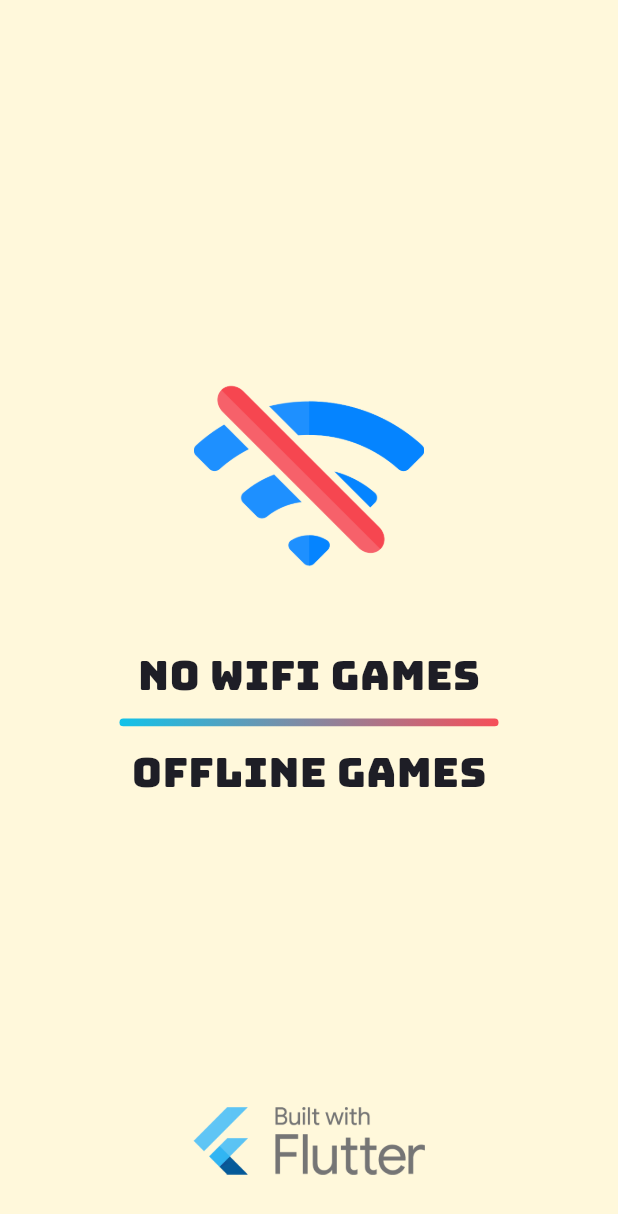
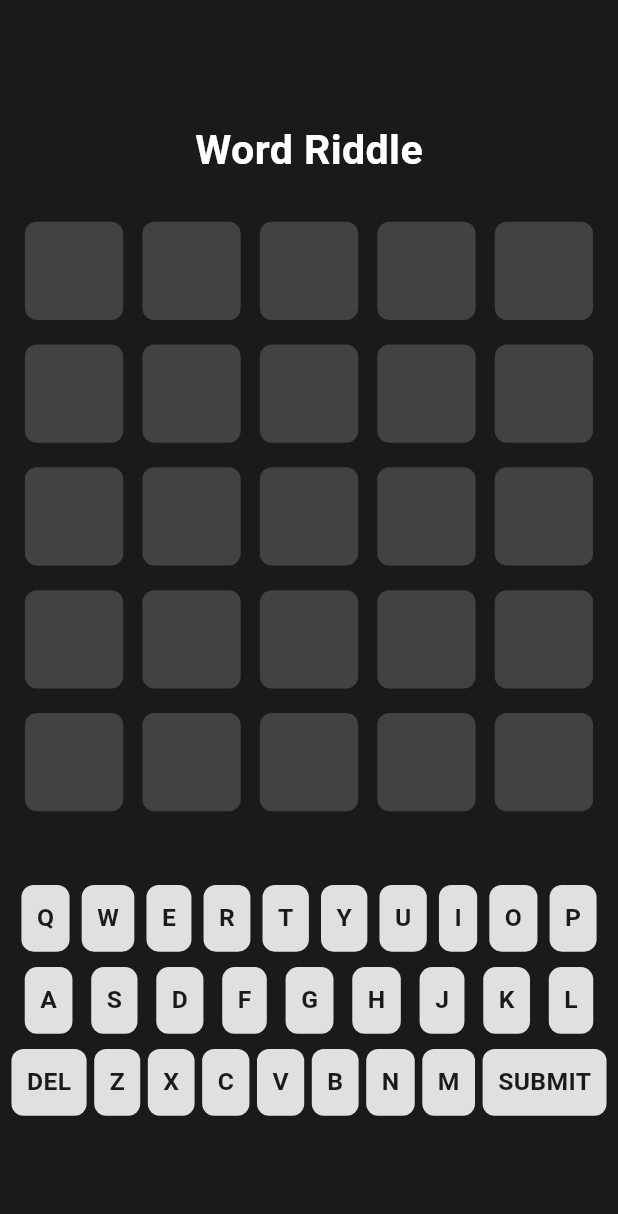
Before and after one commit to Ruthishkumar/Snake_Game_App, a Flutter app: the first screen one second after launch, on a phone screen of 412 x 824 dp. Shown: the top 1214 px of the screen. Run offline on Flutter 3.47's test engine with Material 3 defaults, Android fonts, the phone set to English and light mode, and no system bars; our stand-ins replace animated_toggle_switch, audioplayers, flip_card, flutter_screenutil, flutter_svg, fluttertoast and 6 more; missing offline and left inert: segmented_button_slide; Roboto replaces fonts that are missing (Aboreto, Ubuntu).

Commit message:
10th Done

```diff
--- a/lib/main.dart
+++ b/lib/main.dart
@@ -1,5 +1,5 @@
-import 'package:arcade_game/view/game_splash_screen.dart';
 import 'package:arcade_game/view/number_guessing_game/number_screen_provider/number_screen_provider.dart';
+import 'package:arcade_game/view/word_game/screens/word_game_play_screen.dart';
 import 'package:flutter/material.dart';
 import 'package:flutter_screenutil/flutter_screenutil.dart';
 import 'package:provider/provider.dart';
@@ -25,7 +25,7 @@ class MyApp extends StatelessWidget {
           title: 'Offline Arcade Game',
           debugShowCheckedModeBanner: false,
           theme: ThemeData(primarySwatch: Colors.blue),
-          home: const GameSplashScreen(),
+          home: const GameScreen(),
         );
       },
     );
--- a/lib/utils/styles/app_colors.dart
+++ b/lib/utils/styles/app_colors.dart
@@ -26,4 +26,6 @@ class AppColors {
 
   static const mathGamePrimaryColor = Color(0xff161D6F);
   static const mathGameSecondaryColor = Color(0xff4B5945);
+
+  static const wordRiddleBgColor = Color(0xff1A1A19);
 }
--- a/lib/utils/styles/app_styles.dart
+++ b/lib/utils/styles/app_styles.dart
@@ -199,4 +199,22 @@ class AppStyles {
         fontStyle: FontStyle.normal,
         color: AppColors.primaryTextColor);
   }
+
+  TextStyle? wordRiddleWhiteFontStyles(
+      {required double fontSize, required FontWeight fontWeight}) {
+    return GoogleFonts.aboreto(
+        fontSize: fontSize,
+        fontWeight: fontWeight,
+        fontStyle: FontStyle.normal,
+        color: AppColors.appWhiteTextColor);
+  }
+
+  TextStyle? wordRiddleUbuntuFontStyles(
+      {required double fontSize, required FontWeight fontWeight}) {
+    return GoogleFonts.ubuntu(
+        fontSize: fontSize,
+        fontWeight: fontWeight,
+        fontStyle: FontStyle.normal,
+        color: AppColors.wordRiddleBgColor);
+  }
 }
--- /dev/null
+++ b/lib/view/word_game/model/word_game_model.dart
@@ -0,0 +1,52 @@
+import 'dart:developer' as dev;
+import 'dart:math';
+
+import 'package:arcade_game/view/word_game/model/word_letter_model.dart';
+
+class WordGameModel {
+  int rowId = 0;
+  int letterId = 0;
+  static String gameMessage = "";
+  static String gameGuess = "";
+  static List<String> gameWordList = [
+    "world",
+    "fight",
+    "brain",
+    "plane",
+    "earth",
+    "robot",
+  ];
+  static bool gameOver = false;
+  //setting the game row
+  static List<WordLetterModel> wordGameRow = List.generate(
+    5,
+    (index) => WordLetterModel("", 0),
+  );
+
+  /// Setting the gameBoard
+  List<List<WordLetterModel>> wordBoard = List.generate(
+      5, (index) => List.generate(5, (index) => WordLetterModel("", 0)));
+
+  /// Setting the Game Function
+  void passTry() {
+    rowId++;
+    letterId = 0;
+  }
+
+  static void initGame() {
+    final random = Random();
+    int index = random.nextInt(gameWordList.length);
+    gameGuess = 'plane'.toUpperCase();
+    dev.log('Init Game Guess ${gameGuess}');
+  }
+
+  /// Setting the game insertion
+  void insertWord(index, word) {
+    wordBoard[rowId][index] = word;
+  }
+
+  /// checking world
+  bool checkWordExist(String word) {
+    return gameWordList.contains(word);
+  }
+}
--- /dev/null
+++ b/lib/view/word_game/model/word_letter_model.dart
@@ -0,0 +1,6 @@
+class WordLetterModel {
+  String? letter;
+  int code = 0;
+
+  WordLetterModel(this.letter, this.code);
+}
--- /dev/null
+++ b/lib/view/word_game/screens/word_game_play_screen.dart
@@ -0,0 +1,45 @@
+import 'package:arcade_game/utils/app_screen_container.dart';
+import 'package:arcade_game/utils/styles/app_colors.dart';
+import 'package:arcade_game/utils/styles/app_styles.dart';
+import 'package:arcade_game/view/word_game/model/word_game_model.dart';
+import 'package:arcade_game/view/word_game/widgets/game_keyboard_widget.dart';
+import 'package:flutter/material.dart';
+import 'package:flutter_screenutil/flutter_screenutil.dart';
+
+class GameScreen extends StatefulWidget {
+  const GameScreen({Key? key}) : super(key: key);
+
+  @override
+  State<GameScreen> createState() => _GameScreenState();
+}
+
+class _GameScreenState extends State<GameScreen> {
+  WordGameModel wordGameModel = WordGameModel();
+  String word = "";
+
+  @override
+  void initState() {
+    super.initState();
+    WordGameModel.initGame();
+  }
+
+  @override
+  Widget build(BuildContext context) {
+    return AppScreenContainer(
+      appBackGroundColor: AppColors.wordRiddleBgColor,
+      bodyWidget: Column(
+        mainAxisAlignment: MainAxisAlignment.center,
+        crossAxisAlignment: CrossAxisAlignment.center,
+        children: [
+          Text("Word Riddle",
+              style: AppStyles.instance.wordRiddleWhiteFontStyles(
+                fontSize: 25.sp,
+                fontWeight: FontWeight.w700,
+              )),
+          SizedBox(height: 20.h),
+          GameKeyBoardWidget(game: wordGameModel),
+        ],
+      ),
+    );
+  }
+}
--- /dev/null
+++ b/lib/view/word_game/widgets/game_board_widget.dart
@@ -0,0 +1,55 @@
+import 'package:arcade_game/view/word_game/model/word_game_model.dart';
+import 'package:flutter/material.dart';
+import 'package:flutter_screenutil/flutter_screenutil.dart';
+import 'package:google_fonts/google_fonts.dart';
+
+class GameBoardWidget extends StatefulWidget {
+  final WordGameModel game;
+  const GameBoardWidget(this.game, {Key? key}) : super(key: key);
+
+  @override
+  State<GameBoardWidget> createState() => _GameBoardWidgetState();
+}
+
+class _GameBoardWidgetState extends State<GameBoardWidget> {
+  @override
+  Widget build(BuildContext context) {
+    return Container(
+      padding: EdgeInsets.symmetric(horizontal: 10.r),
+      child: Column(
+        children: widget.game.wordBoard
+            .map((e) => Row(
+                  mainAxisAlignment: MainAxisAlignment.spaceAround,
+                  children: e
+                      .map((e) => Container(
+                            padding: EdgeInsets.all(16.r),
+                            width: 64.0.h,
+                            height: 64.0.h,
+                            margin: EdgeInsets.symmetric(vertical: 8.r),
+                            decoration: BoxDecoration(
+                              borderRadius: BorderRadius.circular(8.0),
+                              color: e.code == 0
+                                  ? Colors.grey.shade800
+                                  : e.code == 1
+                                      ? Colors.green.shade400
+                                      : Colors.amber.shade400,
+                            ),
+                            child: Center(
+                                child: Text(
+                              e.letter!,
+                              textAlign: TextAlign.center,
+                              style: GoogleFonts.montserrat(
+                                color: Colors.white,
+                                fontSize: 22.sp,
+                                fontStyle: FontStyle.normal,
+                                fontWeight: FontWeight.bold,
+                              ),
+                            )),
+                          ))
+                      .toList(),
+                ))
+            .toList(),
+      ),
+    );
+  }
+}
--- /dev/null
+++ b/lib/view/word_game/widgets/game_keyboard_widget.dart
@@ -0,0 +1,214 @@
+import 'dart:developer' as dev;
+
+import 'package:arcade_game/utils/styles/app_styles.dart';
+import 'package:arcade_game/view/word_game/model/word_game_model.dart';
+import 'package:arcade_game/view/word_game/model/word_letter_model.dart';
+import 'package:arcade_game/view/word_game/widgets/game_board_widget.dart';
+import 'package:flutter/material.dart';
+import 'package:flutter_screenutil/flutter_screenutil.dart';
+
+class GameKeyBoardWidget extends StatefulWidget {
+  final WordGameModel game;
+  const GameKeyBoardWidget({Key? key, required this.game}) : super(key: key);
+
+  @override
+  State<GameKeyBoardWidget> createState() => _GameKeyBoardWidgetState();
+}
+
+class _GameKeyBoardWidgetState extends State<GameKeyBoardWidget> {
+  List row1 = "QWERTYUIOP".split("");
+  List row2 = "ASDFGHJKL".split("");
+  List row3 = ["DEL", "Z", "X", "C", "V", "B", "N", "M", "SUBMIT"];
+
+  @override
+  Widget build(BuildContext context) {
+    return Column(
+      children: [
+        WordGameModel.gameMessage != ''
+            ? Text(
+                WordGameModel.gameMessage,
+                style: AppStyles.instance.wordRiddleWhiteFontStyles(
+                  fontSize: 17.sp,
+                  fontWeight: FontWeight.w500,
+                ),
+              )
+            : Container(),
+        WordGameModel.gameMessage != '' ? SizedBox(height: 20.h) : Container(),
+        GameBoardWidget(widget.game),
+        SizedBox(height: 40.h),
+        Container(
+          padding: EdgeInsets.symmetric(horizontal: 10.r),
+          child: Row(
+            mainAxisAlignment: MainAxisAlignment.spaceAround,
+            children: row1.map((e) {
+              return InkWell(
+                onTap: () {
+                  dev.log('On Tap Function');
+                  if (widget.game.letterId < 5) {
+                    widget.game.insertWord(
+                        widget.game.letterId, WordLetterModel(e, 0));
+                    widget.game.letterId++;
+                    setState(() {});
+                  }
+                },
+                child: Container(
+                  padding: EdgeInsets.all(10.r),
+                  decoration: BoxDecoration(
+                    borderRadius: BorderRadius.circular(8.r),
+                    color: Colors.grey.shade300,
+                  ),
+                  child: Text(
+                    "$e",
+                    style: AppStyles.instance.wordRiddleUbuntuFontStyles(
+                      fontSize: 15.sp,
+                      fontWeight: FontWeight.bold,
+                    ),
+                  ),
+                ),
+              );
+            }).toList(),
+          ),
+        ),
+        SizedBox(height: 10.h),
+        Container(
+          padding: EdgeInsets.symmetric(horizontal: 10.r),
+          child: Row(
+            mainAxisAlignment: MainAxisAlignment.spaceAround,
+            children: row2.map((e) {
+              return InkWell(
+                onTap: () {
+                  if (widget.game.letterId < 5) {
+                    widget.game.insertWord(
+                        widget.game.letterId, WordLetterModel(e, 0));
+                    widget.game.letterId++;
+                    setState(() {});
+                  }
+                },
+                child: Container(
+                  padding: EdgeInsets.all(10.r),
+                  decoration: BoxDecoration(
+                    borderRadius: BorderRadius.circular(8.r),
+                    color: Colors.grey.shade300,
+                  ),
+                  child: Text(
+                    "$e",
+                    style: AppStyles.instance.wordRiddleUbuntuFontStyles(
+                      fontSize: 15.sp,
+                      fontWeight: FontWeight.bold,
+                    ),
+                  ),
+                ),
+              );
+            }).toList(),
+          ),
+        ),
+        SizedBox(height: 10.h),
+        Container(
+          padding: EdgeInsets.symmetric(horizontal: 5.r),
+          child: Row(
+            mainAxisAlignment: MainAxisAlignment.spaceAround,
+            children: row3.map((e) {
+              return InkWell(
+                onTap: () {
+                  if (e == "DEL") {
+                    if (widget.game.letterId > 0) {
+                      setState(() {
+                        WordGameModel.gameMessage = '';
+                        widget.game.insertWord(
+                            widget.game.letterId - 1, WordLetterModel("", 0));
+                        widget.game.letterId--;
+                      });
+                    }
+                  } else if (e == "SUBMIT") {
+                    if (widget.game.wordBoard[widget.game.rowId]
+                                .map((e) => e.letter)
+                                .join() !=
+                            WordGameModel.gameGuess &&
+                        widget.game.rowId == 4) {
+                      dev.log('Game Loss');
+                      setState(() {
+                        String daa = widget.game.wordBoard[widget.game.rowId]
+                            .map((e) => e.letter = '')
+                            .join();
+                        dev.log(daa);
+                      });
+                    }
+                    if (widget.game.letterId >= 5) {
+                      String guess = widget.game.wordBoard[widget.game.rowId]
+                          .map((e) => e.letter)
+                          .join();
+                      if (widget.game.checkWordExist(guess.toLowerCase())) {
+                        if (guess == WordGameModel.gameGuess) {
+                          dev.log('Guess ${guess}');
+                          dev.log(
+                              'World Game Guess ${WordGameModel.gameGuess}');
+                          setState(() {
+                            WordGameModel.gameMessage = "Congratulations🎉";
+                            widget.game.wordBoard[widget.game.rowId]
+                                .forEach((element) {
+                              element.code = 1;
+                            });
+                          });
+                        } else {
+                          int listLength = guess.length;
+                          for (int i = 0; i < listLength; i++) {
+                            String char = guess[i].toUpperCase();
+                            if (WordGameModel.gameGuess.contains(char)) {
+                              if (WordGameModel.gameGuess[i] == char) {
+                                setState(() {
+                                  widget.game.wordBoard[widget.game.rowId][i]
+                                      .code = 1;
+                                });
+                              } else {
+                                setState(() {
+                                  widget.game.wordBoard[widget.game.rowId][i]
+                                      .code = 2;
+                                });
+                              }
+                            }
+                          }
+                          if (widget.game.rowId < 4) {
+                            widget.game.rowId++;
+                            widget.game.letterId = 0;
+                            dev.log('sa');
+                          }
+                        }
+                      } else {
+                        setState(() {
+                          WordGameModel.gameMessage =
+                              "the world does not exist try again";
+                        });
+                      }
+                    }
+                  } else {
+                    if (widget.game.letterId < 5) {
+                      widget.game.insertWord(
+                          widget.game.letterId, WordLetterModel(e, 0));
+                      widget.game.letterId++;
+                      dev.log('Game Lost');
+                      setState(() {});
+                    }
+                  }
+                },
+                child: Container(
+                  padding: EdgeInsets.all(10.r),
+                  decoration: BoxDecoration(
+                    borderRadius: BorderRadius.circular(8.0),
+                    color: Colors.grey.shade300,
+                  ),
+                  child: Text(
+                    "$e",
+                    style: AppStyles.instance.wordRiddleUbuntuFontStyles(
+                      fontSize: 15.sp,
+                      fontWeight: FontWeight.bold,
+                    ),
+                  ),
+                ),
+              );
+            }).toList(),
+          ),
+        ),
+      ],
+    );
+  }
+}
```
Also changed, not shown: 1 other file.
